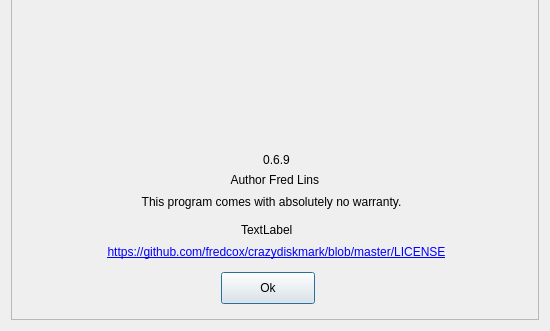
The window that crazydiskmark/aboutdialog.ui (dlzhyh/crazydiskmark) describes before a commit, drawn with Qt 5; both pictures show x 0 to 550 and y 169 to 500 of the 550 by 500 pixel window.
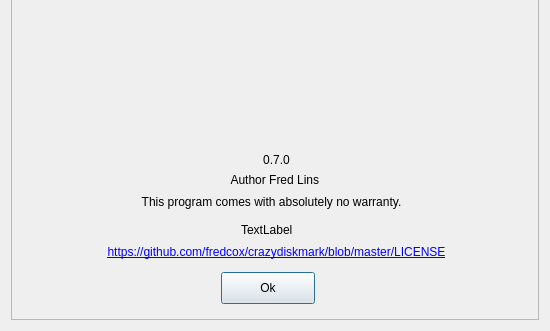
The same window after the commit. Icons and pictures are not drawn.

What changed in the file:
```diff
--- a/crazydiskmark/aboutdialog.ui
+++ b/crazydiskmark/aboutdialog.ui
@@ -60,7 +60,7 @@
        </rect>
       </property>
       <property name="text">
-       <string>0.6.9</string>
+       <string>0.7.0</string>
       </property>
       <property name="alignment">
        <set>Qt::AlignCenter</set>
```
